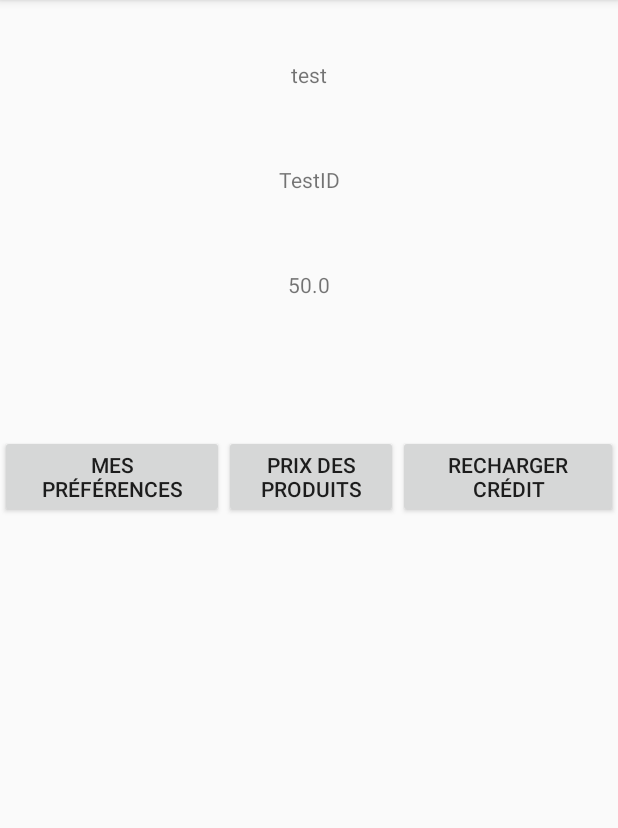
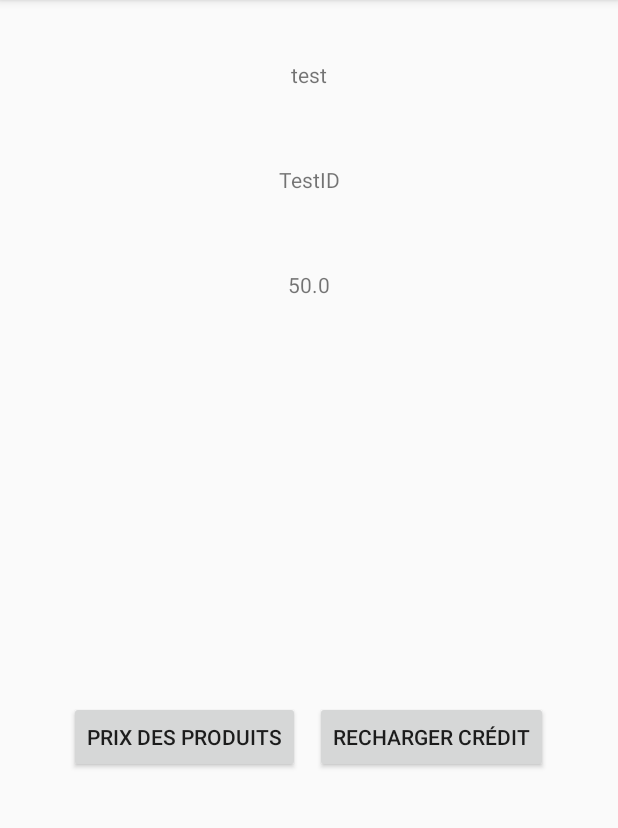
Before and after one commit to Mokl/application_mobile, an Android app: the UserActivity screen opened directly, with no data from a screen before it, on a phone screen of 412 x 824 dp, the part 84-912 px from its top. Run offline under Robolectric (Android 15) with nearby library versions, the phone set to English and light mode, and no system bars; 2 statements that could not run were skipped.

Commit message:
UserActivity: preference button deleted

```diff
--- a/ticketing_app/app/src/main/java/be/ecam/ticketing/ticketing_app/UserActivity.java
+++ b/ticketing_app/app/src/main/java/be/ecam/ticketing/ticketing_app/UserActivity.java
@@ -21,7 +21,6 @@ public class UserActivity extends AppCompatActivity implements View.OnClickListe
     private DatabaseManager db;
     private  SQLiteManager db_local;
     private String userID;
-    private Button preference;
     private Button produit;
     private Button refill;
 
@@ -37,10 +36,8 @@ public class UserActivity extends AppCompatActivity implements View.OnClickListe
         TextView nom = (TextView)findViewById(R.id.user1);
         TextView id = (TextView)findViewById(R.id.user2);
         TextView solde = (TextView)findViewById(R.id.textView4);
-        preference =(Button)findViewById(R.id.button);
         produit = (Button)findViewById(R.id.button4);
         refill = (Button)findViewById(R.id.button2);
-        preference.setOnClickListener(this);
         produit.setOnClickListener(this);
         refill.setOnClickListener(this);
 
@@ -67,12 +64,7 @@ public class UserActivity extends AppCompatActivity implements View.OnClickListe
     @Override
     public void onClick(View v)
     {
-        if(v == preference)
-        {
-            Intent intent = new Intent(this,SettingsActivity.class);
-            startActivity(intent);
-        }
-        else if(v == produit)
+        if(v == produit)
         {
             Intent intent = new Intent(this,ProductActivity.class);
             startActivity(intent);
--- a/ticketing_app/app/src/main/res/layout/user_activity.xml
+++ b/ticketing_app/app/src/main/res/layout/user_activity.xml
@@ -40,35 +40,29 @@
 
     <Space
         android:layout_width="match_parent"
-        android:layout_height="80dp" />
+        android:layout_height="5dp" />
 
     <LinearLayout
-        android:orientation="horizontal" android:layout_width="match_parent"
-        android:layout_height="match_parent">
+        android:orientation="horizontal"
+        android:layout_width="match_parent"
+        android:layout_height="match_parent"
+        android:gravity="center">
 
         <Button
-            android:text="@string/str_pref"
+            android:id="@+id/button4"
             android:layout_width="wrap_content"
             android:layout_height="wrap_content"
-            android:id="@+id/button"
-            android:layout_weight="1" />
+            android:text="@string/str_price" />
 
         <Space
-            android:layout_width="wrap_content"
-            android:layout_height="wrap_content" />
-
-        <Button
-            android:text="@string/str_price"
-            android:layout_width="116dp"
-            android:layout_height="wrap_content"
-            android:id="@+id/button4" />
+            android:layout_width="10dp"
+            android:layout_height="match_parent" />
 
         <Button
             android:text="@string/str_recharge"
             android:layout_width="wrap_content"
             android:layout_height="wrap_content"
-            android:id="@+id/button2"
-            android:layout_weight="10.63" />
+            android:id="@+id/button2" />
     </LinearLayout>
 
 </LinearLayout>
```
